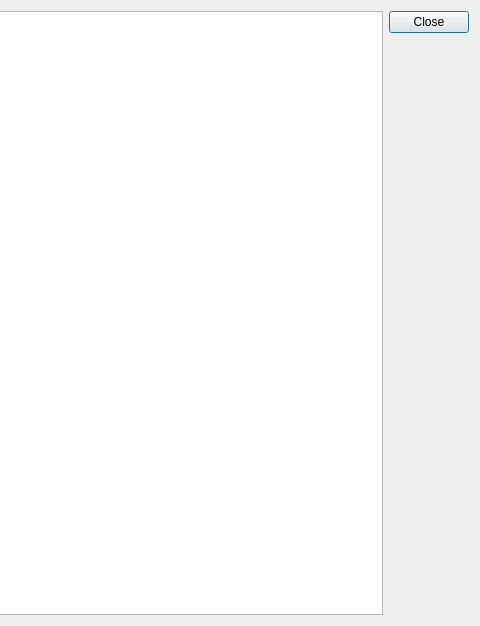
This is src/xsdeditor/xsdreport.ui in lbellonda/qxmledit as Qt 5 draws it before an edit; both pictures show x 632 to 1112 and y 0 to 626 of the 1112 by 626 pixel window. The edited form follows.
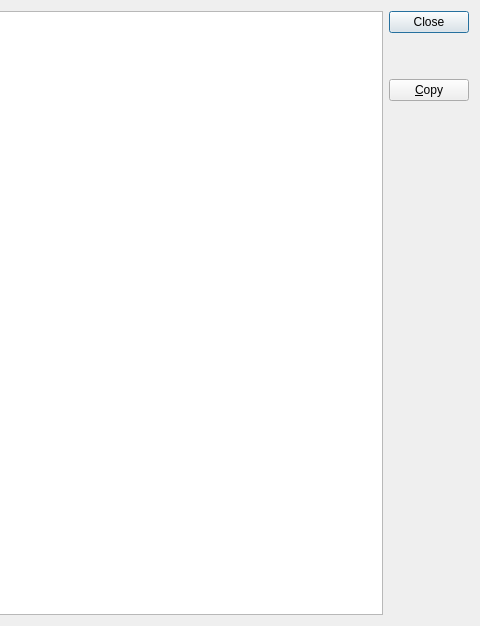
This is the edited form. Icons and pictures are not drawn.

Commit message: r-0.9.9: copy to clipboard option for xsd diagram.

```diff
--- a/src/xsdeditor/xsdreport.ui
+++ b/src/xsdeditor/xsdreport.ui
@@ -39,6 +39,29 @@
        </property>
       </widget>
      </item>
+     <item>
+      <spacer name="verticalSpacer_2">
+       <property name="orientation">
+        <enum>Qt::Vertical</enum>
+       </property>
+       <property name="sizeType">
+        <enum>QSizePolicy::Fixed</enum>
+       </property>
+       <property name="sizeHint" stdset="0">
+        <size>
+         <width>20</width>
+         <height>40</height>
+        </size>
+       </property>
+      </spacer>
+     </item>
+     <item>
+      <widget class="QPushButton" name="copyCmd">
+       <property name="text">
+        <string>&amp;Copy</string>
+       </property>
+      </widget>
+     </item>
      <item>
       <spacer name="verticalSpacer">
        <property name="orientation">
```
Left out of the diff: 1 changed line with no effect on the pictures. The commit also changes 2 other files.
